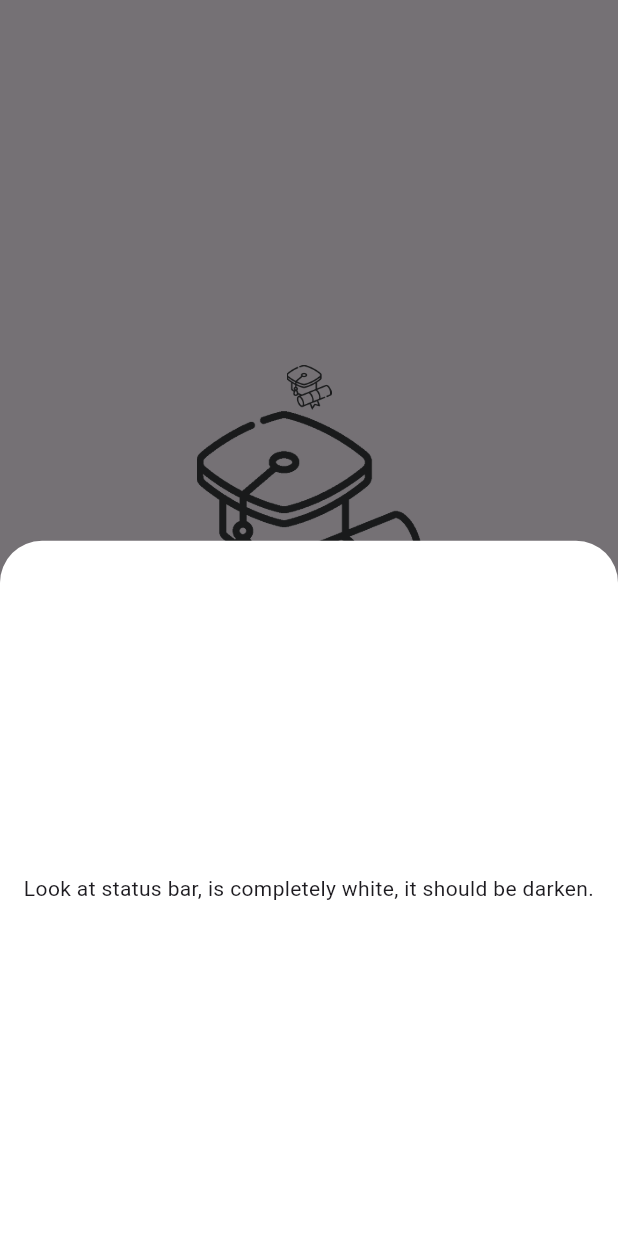
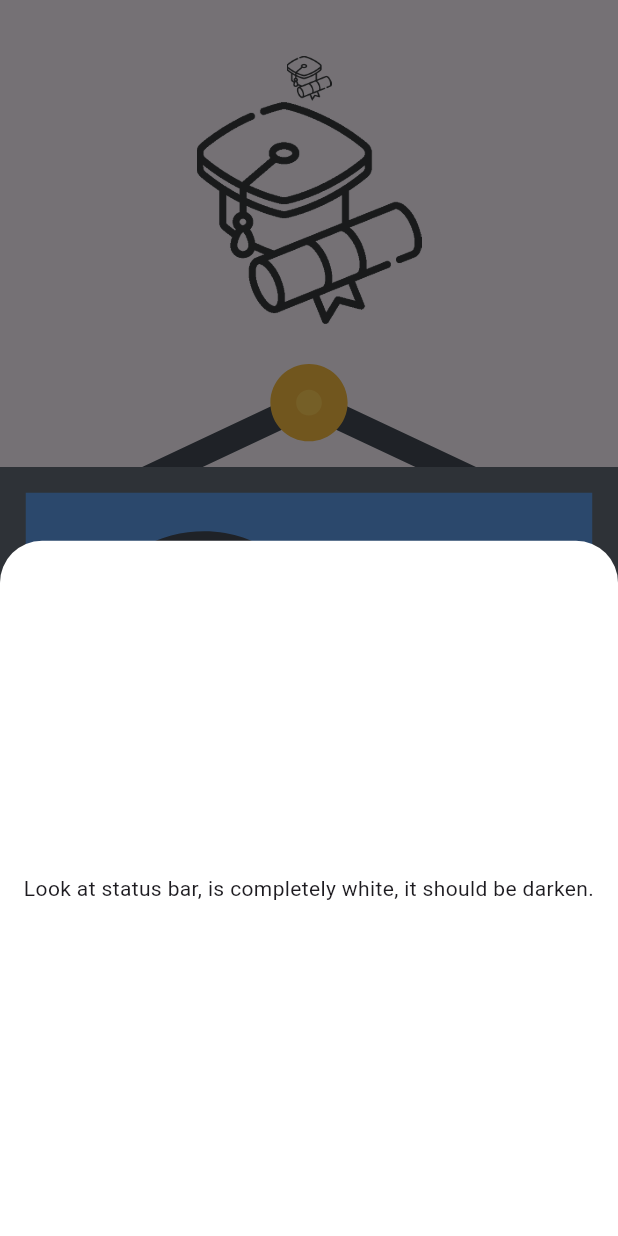
Before and after one commit to prok155/flutterjobs, a Flutter app: the screen it shows after launch, after a tap on "show popup", on a phone screen of 412 x 824 dp. Run offline on Flutter 3.47's test engine with Material 3 defaults, Android fonts, the light colour scheme and no system bars; our stand-ins replace flutter_svg.

Commit message:
problems 2 & 3 solved

```diff
--- a/lib/main.dart
+++ b/lib/main.dart
@@ -1,8 +1,9 @@
 import 'package:flutter/material.dart';
 import 'package:flutter/services.dart';
+import 'package:flutter_svg/svg.dart';
 
 void main() {
-  runApp(MaterialApp(home: MainApp()));
+  runApp(const MaterialApp(home: MainApp()));
 }
 
 class MainApp extends StatelessWidget {
@@ -14,9 +15,11 @@ class MainApp extends StatelessWidget {
       appBar: AppBar(
         toolbarHeight: 0,
         systemOverlayStyle: const SystemUiOverlayStyle(
-            statusBarIconBrightness: Brightness.dark,
-            statusBarColor: Colors.white,
-            statusBarBrightness: Brightness.dark),
+          statusBarIconBrightness: Brightness.dark,
+          // Change color to transparent
+          statusBarColor: Colors.transparent,
+          statusBarBrightness: Brightness.dark,
+        ),
       ),
       body: Center(
         child: Column(
@@ -30,10 +33,14 @@ class MainApp extends StatelessWidget {
               'assets/image.png',
               height: 150,
             ),
+            SvgPicture.asset(
+              'assets/svg_test.svg',
+              width: MediaQuery.of(context).size.width,
+            ),
             const SizedBox(
               height: 20,
             ),
-            Text(
+            const Text(
               'As you can see, image with 30 height has really poor quality, how can I fix that?',
               textAlign: TextAlign.center,
             ),
@@ -44,7 +51,7 @@ class MainApp extends StatelessWidget {
                 onPressed: () {
                   showPopup(context);
                 },
-                child: Text('show popup'))
+                child: const Text('show popup'))
           ],
         ),
       ),
@@ -59,7 +66,7 @@ class MainApp extends StatelessWidget {
         return Container(
           width: double.infinity,
           height: 470,
-          child: Center(
+          child: const Center(
             child: Text(
                 textAlign: TextAlign.center,
                 'Look at status bar, is completely white, it should be darken. '),
--- a/pubspec.yaml
+++ b/pubspec.yaml
@@ -9,6 +9,7 @@ environment:
 dependencies:
   flutter:
     sdk: flutter
+  flutter_svg: ^2.0.10+1
 
 dev_dependencies:
   flutter_test:
```
Also changed, not shown: assets/svg_test.svg (added).
